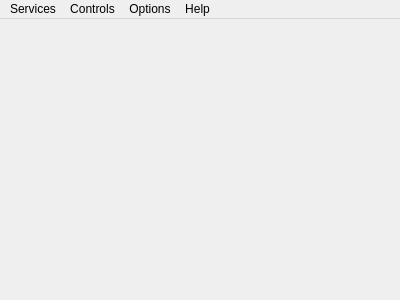
Old version of the form app/mainwindow.ui in the repository cloudmus/cloudmus.
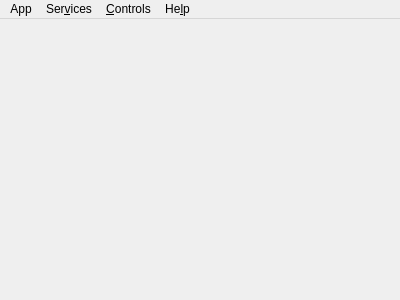
New version of the form. Icons and pictures are not drawn.

Commit message: * Changed main menu layout * Added icons to application * Added options class

Diff of the .ui file:
```diff
--- a/app/mainwindow.ui
+++ b/app/mainwindow.ui
@@ -42,34 +42,34 @@
      <x>0</x>
      <y>0</y>
      <width>400</width>
-     <height>25</height>
+     <height>30</height>
     </rect>
    </property>
    <widget class="QMenu" name="menuServices">
     <property name="title">
-     <string>Services</string>
+     <string>Ser&amp;vices</string>
     </property>
    </widget>
    <widget class="QMenu" name="menuHelp">
     <property name="title">
-     <string>Help</string>
+     <string>He&amp;lp</string>
     </property>
     <addaction name="actionABout"/>
    </widget>
    <widget class="QMenu" name="menuControls">
     <property name="title">
-     <string>Controls</string>
+     <string>&amp;Controls</string>
     </property>
    </widget>
-   <widget class="QMenu" name="menuOptions">
+   <widget class="QMenu" name="menuApp">
     <property name="title">
-     <string>Options</string>
+     <string>App</string>
     </property>
     <addaction name="actionSettings"/>
    </widget>
+   <addaction name="menuApp"/>
    <addaction name="menuServices"/>
    <addaction name="menuControls"/>
-   <addaction name="menuOptions"/>
    <addaction name="menuHelp"/>
   </widget>
   <action name="actionABout">
```
Left out of the diff: 17 changed lines with no effect on the pictures. The commit also changes 20 other files.
